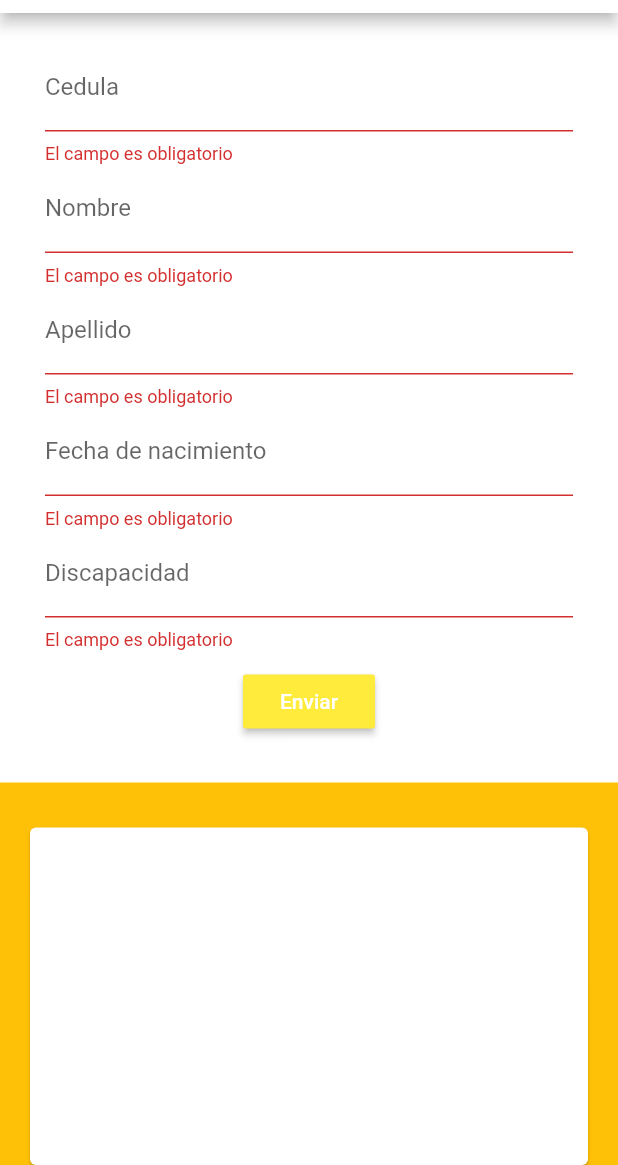
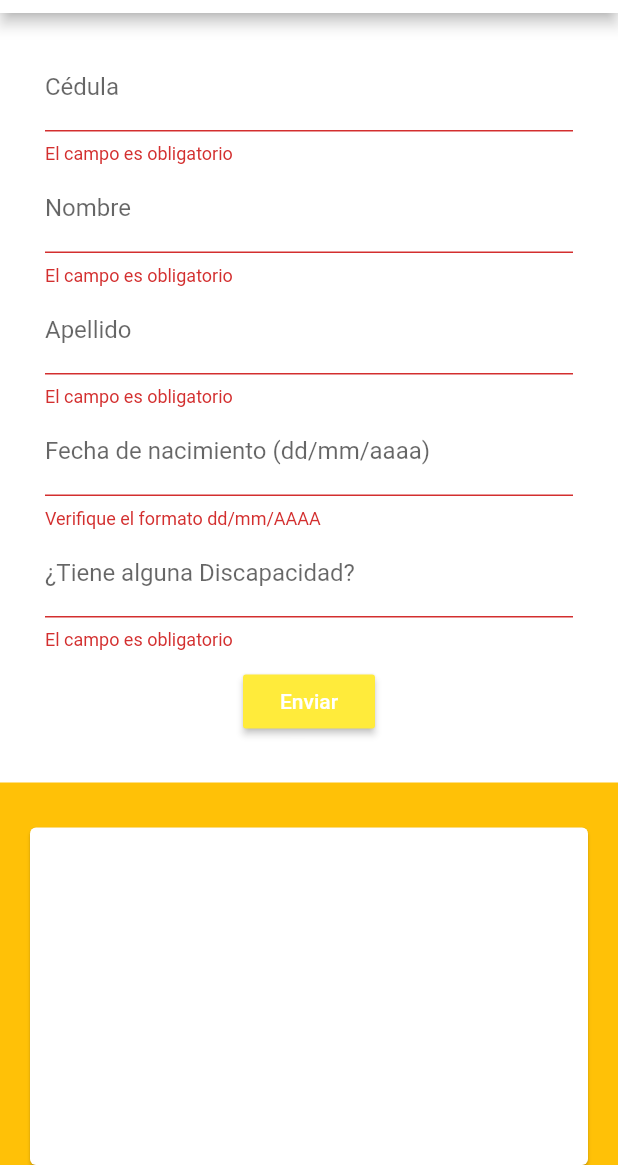
Before and after one commit to victor131999/SQL_Lite-flutter, a Flutter app: the screen it shows after launch, after a tap on "Enviar", on a phone screen of 412 x 824 dp, the part 71-1236 px from its top. Run offline on Flutter 3.47's test engine with Material 2 defaults, Android fonts, the phone set to English and light mode, and no system bars; our stand-ins replace sqflite; accounts and stored records are empty.

Commit message:
Examen completo utilizando SQLite

```diff
--- a/sql_lite/lib/main.dart
+++ b/sql_lite/lib/main.dart
@@ -83,7 +83,7 @@ void initState(){
         child: Column(
           children: <Widget> [
             TextFormField(
-              decoration:  InputDecoration(labelText: 'Cedula'),
+              decoration:  InputDecoration(labelText: 'Cédula'),
               onSaved: (val) => setState(() => _person.identy = val),
               validator: (val)=>(val.length==0 ? 'El campo es obligatorio':null),
             ),
@@ -98,12 +98,12 @@ void initState(){
               validator: (val)=>(val.length==0 ? 'El campo es obligatorio':null),
             ),
             TextFormField(
-              decoration: InputDecoration(labelText: 'Fecha de nacimiento'),
+              decoration: InputDecoration(labelText: 'Fecha de nacimiento (dd/mm/aaaa)'),
               onSaved: (val) => setState(() => _person.datebirth = val),
-              validator: (val)=>(val.length==0 ? 'El campo es obligatorio':null),
+              validator: (val)=>( val.length !=10 ? 'Verifique el formato dd/mm/AAAA':null),
             ),
             TextFormField(
-              decoration: InputDecoration(labelText: 'Discapacidad'),
+              decoration: InputDecoration(labelText: '¿Tiene alguna Discapacidad?'),
               onSaved: (val) => setState(() => _person.disability = val),
               validator: (val)=>(val.length==0 ? 'El campo es obligatorio':null),
             ),
@@ -152,8 +152,8 @@ void initState(){
                 leading: Icon(Icons.account_circle,
                 size:40
                 ),
-                title: Text(_persons[index].name.toUpperCase()),
-                subtitle: Text(_persons[index].disability.toUpperCase()),
+                title: Text(_persons[index].name.toUpperCase()+" "+_persons[index].lastname.toUpperCase()),
+                subtitle: Text("Cédula:"+_persons[index].identy.toUpperCase()+"\n"+"Fecha nacimiento:"+_persons[index].datebirth.toUpperCase()+"\n"+"Discapacidad:"+_persons[index].disability.toUpperCase()),
               ),
               Divider(height: 5.0,)
             ],
```
